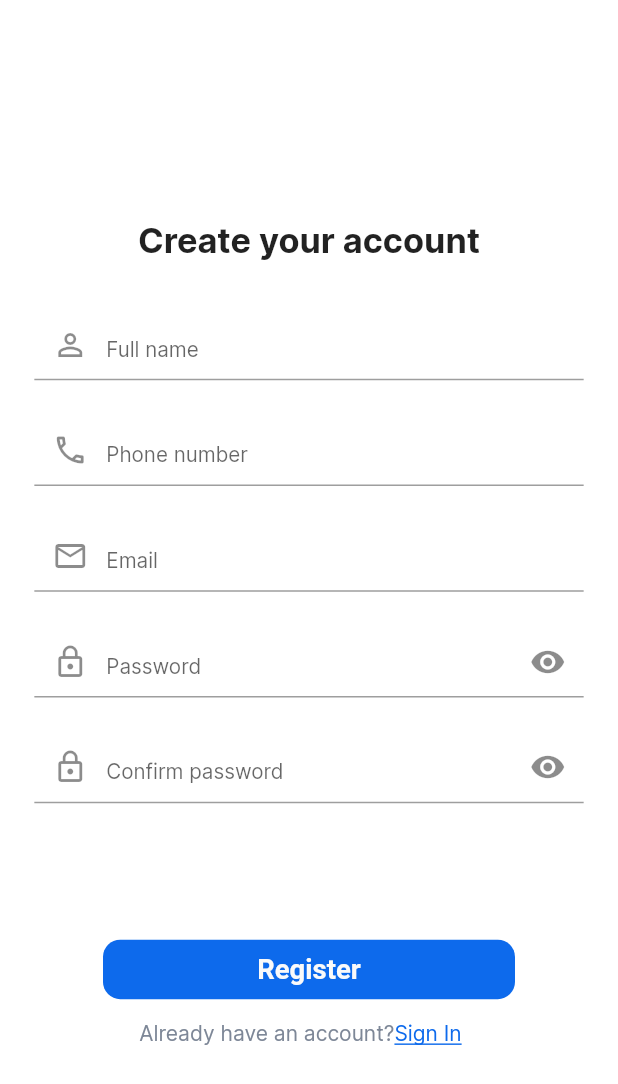
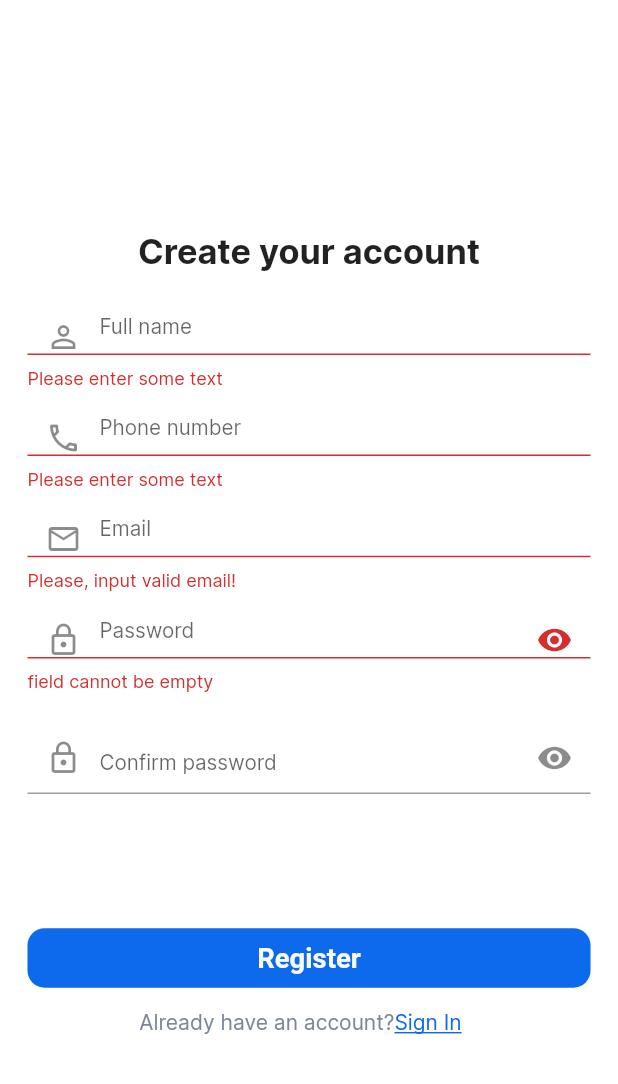
Before and after one commit to Office-Booking-Capstone-Kelompok-8/Office-Booking-Flutter, a Flutter app: the RegisterPage screen opened by its route, after a tap on "Register", on a phone screen of 412 x 824 dp. Shown: the top 1084 px of the screen. Run offline on Flutter 3.47's test engine with Material 2 defaults, Android fonts, the phone set to English and light mode, and no system bars; our stand-ins replace dio, flutter_screenutil, flutter_smart_dialog.

```diff
--- a/lib/main.dart
+++ b/lib/main.dart
@@ -3,6 +3,7 @@ import 'package:flutter/services.dart';
 import 'package:flutter_screenutil/flutter_screenutil.dart';
 import 'package:flutter_smart_dialog/flutter_smart_dialog.dart';
 import 'package:office_booking_app/provider/date_provider.dart';
+import 'package:office_booking_app/provider/login_provider.dart';
 import 'package:office_booking_app/screen/building/building_detail_page.dart';
 import 'package:office_booking_app/screen/edit_profile/edit_profile_page.dart';
 import 'package:office_booking_app/screen/navbar/order_page.dart';
@@ -37,6 +38,7 @@ class MyApp extends StatelessWidget {
         ChangeNotifierProvider(
           create: (context) => DateProvider(),
         ),
+        ChangeNotifierProvider(create: (context) => SignInProvider()),
       ],
       child: ScreenUtilInit(
         designSize: const Size(360, 831),
--- /dev/null
+++ b/lib/model/signin_model.dart
@@ -0,0 +1,18 @@
+class SignInModel {
+  String? accessToken;
+  String? refreshToken;
+
+  SignInModel({this.accessToken, this.refreshToken});
+
+  SignInModel.fromJson(Map<String, dynamic> json) {
+    accessToken = json['accessToken'];
+    refreshToken = json['refreshToken'];
+  }
+
+  Map<String, dynamic> toJson() {
+    final Map<String, dynamic> data = <String, dynamic>{};
+    data['accessToken'] = accessToken;
+    data['refreshToken'] = refreshToken;
+    return data;
+  }
+}
--- a/lib/screen/components/form_component.dart
+++ b/lib/screen/components/form_component.dart
@@ -38,7 +38,7 @@ class FormComponent extends StatelessWidget {
       width: formWidth,
       child: TextFormField(
         controller: controller,
-        validator: (validation != null)
+        validator: (validation == null)
             ? (value) {
                 if (value == null || value.isEmpty) {
                   return 'Please enter some text';
--- /dev/null
+++ b/lib/screen/components/snackbar_component.dart
@@ -0,0 +1,8 @@
+import 'package:flutter/material.dart';
+
+import '../../utils/constant/app_colors.dart';
+
+void showNotification(BuildContext context, String message) {
+  ScaffoldMessenger.of(context).showSnackBar(SnackBar(
+      backgroundColor: AppColors.primary4, content: Text(message.toString())));
+}
--- a/lib/screen/edit_profile/edit_profile_page.dart
+++ b/lib/screen/edit_profile/edit_profile_page.dart
@@ -51,7 +51,7 @@ class _EditProfileState extends State<EditProfile> {
             Center(
               child: SizedBox(
                 // height: 85.h,
-                width: 100.w,
+                width: 150.w,
                 child: Column(
                   children: [
                     CircleAvatar(
--- a/lib/screen/login/register_page.dart
+++ b/lib/screen/login/register_page.dart
@@ -1,9 +1,12 @@
 import 'package:flutter/material.dart';
 import 'package:flutter_screenutil/flutter_screenutil.dart';
 import 'package:office_booking_app/utils/constant/app_colors.dart';
+import 'package:provider/provider.dart';
 
+import '../../provider/login_provider.dart';
 import '../components/button_component.dart';
 import '../components/form_component.dart';
+import '../components/snackbar_component.dart';
 
 class RegisterPage extends StatefulWidget {
   const RegisterPage({super.key});
@@ -32,13 +35,14 @@ class _RegisterPageState extends State<RegisterPage> {
 
   @override
   Widget build(BuildContext context) {
+    final provider = Provider.of<SignInProvider>(context, listen: false);
     return Scaffold(
       body: Center(
           child: SingleChildScrollView(
               child: Form(
         key: _formKey,
         child: Container(
-          margin: EdgeInsets.symmetric(horizontal: 10.w),
+          margin: EdgeInsets.symmetric(horizontal: 16.w),
           child: Column(
             children: [
               Padding(
@@ -50,7 +54,7 @@ class _RegisterPageState extends State<RegisterPage> {
                 ),
               ),
               Container(
-                margin: EdgeInsets.all(10.w),
+                margin: EdgeInsets.symmetric(vertical: 10.h),
                 child: FormComponent(
                   isAuth: true,
                   formHeight: 48.h,
@@ -61,7 +65,7 @@ class _RegisterPageState extends State<RegisterPage> {
                 ),
               ),
               Container(
-                margin: EdgeInsets.all(10.w),
+                margin: EdgeInsets.symmetric(vertical: 10.h),
                 child: FormComponent(
                   isNumber: true,
                   isAuth: true,
@@ -73,7 +77,7 @@ class _RegisterPageState extends State<RegisterPage> {
                 ),
               ),
               Container(
-                margin: EdgeInsets.all(10.w),
+                margin: EdgeInsets.symmetric(vertical: 10.h),
                 child: FormComponent(
                   isAuth: true,
                   isEmail: true,
@@ -82,10 +86,23 @@ class _RegisterPageState extends State<RegisterPage> {
                   controller: _emailController,
                   prefixIcon: Icons.email_outlined,
                   hint: 'Email',
+                  validation: (value) {
+                    const String expression = "[a-zA-Z0-9+._%-+]{1,256}"
+                        "\\@"
+                        "[a-zA-Z0-9][a-zA-Z0-9\\-]{0,64}"
+                        "("
+                        "\\."
+                        "[a-zA-Z0-9][a-zA-Z0-9\\-]{0,25}"
+                        ")+";
+                    final RegExp regExp = RegExp(expression);
+                    return !regExp.hasMatch(value!)
+                        ? "Please, input valid email!"
+                        : null;
+                  },
                 ),
               ),
               Container(
-                margin: EdgeInsets.all(10.w),
+                margin: EdgeInsets.symmetric(vertical: 10.h),
                 child: FormComponent(
                   isPassword: true,
                   isAuth: true,
@@ -94,10 +111,20 @@ class _RegisterPageState extends State<RegisterPage> {
                   controller: _passwordController,
                   prefixIcon: Icons.lock_outline,
                   hint: 'Password',
+                  validation: (value) {
+                    if (value == null || value.isEmpty) {
+                      return 'field cannot be empty';
+                    }
+                    if (value.length < 8) {
+                      return 'field must be longer than 8 characters';
+                    } else {
+                      return null;
+                    }
+                  },
                 ),
               ),
               Container(
-                margin: EdgeInsets.all(10.w),
+                margin: EdgeInsets.symmetric(vertical: 10.h),
                 child: FormComponent(
                   isPassword: true,
                   isAuth: true,
@@ -106,6 +133,13 @@ class _RegisterPageState extends State<RegisterPage> {
                   controller: _confirmPasswordController,
                   prefixIcon: Icons.lock_outline,
                   hint: 'Confirm password',
+                  validation: (value) {
+                    if (value != _passwordController.text) {
+                      return 'Password not match';
+                    } else {
+                      return null;
+                    }
+                  },
                 ),
               ),
               SizedBox(
@@ -113,8 +147,27 @@ class _RegisterPageState extends State<RegisterPage> {
               ),
               ButtonComponent(
                 buttonHeight: 40.h,
-                buttonWidth: 240.w,
-                onPress: () {},
+                buttonWidth: double.infinity,
+                onPress: () async {
+                  FocusManager.instance.primaryFocus?.unfocus();
+                  if (_formKey.currentState!.validate()) {
+                    try {
+                      final response = await provider.signUp(
+                          name: _nameController.text,
+                          email: _emailController.text,
+                          phone: _phoneController.text,
+                          password: _passwordController.text);
+                      if (mounted) {}
+                      if (response != null) {
+                        showNotification(context, '$response please login');
+
+                        Navigator.pushNamed(context, '/login');
+                      }
+                    } catch (e) {
+                      showNotification(context, 'Gagal');
+                    }
+                  }
+                },
                 textButton: 'Register',
               ),
               Container(
--- a/lib/screen/navbar/profile_page.dart
+++ b/lib/screen/navbar/profile_page.dart
@@ -97,6 +97,10 @@ class _ProfilePageState extends State<ProfilePage> {
                   TileCompnent(
                     text: 'Logout',
                     textColor: AppColors.error5,
+                    onPress: () {
+                      Navigator.pushNamedAndRemoveUntil(
+                          context, '/login', (route) => false);
+                    },
                   ),
                 ],
               ),
--- /dev/null
+++ b/lib/utils/state/finite_state.dart
@@ -0,0 +1,6 @@
+enum MyState {
+  initial,
+  loading,
+  loaded,
+  failed,
+}
```
Also changed, not shown: lib/model/auth/auth_api.dart (+47 -0 lines), lib/provider/login_provider.dart (added, +73 -0 lines), lib/screen/login/login_page.dart (+49 -8 lines).
